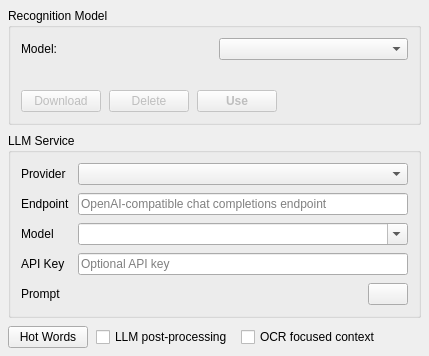
Old version of the form src/asr_setting_widget.ui in the repository xiaodaxia-2008/TalkInput.
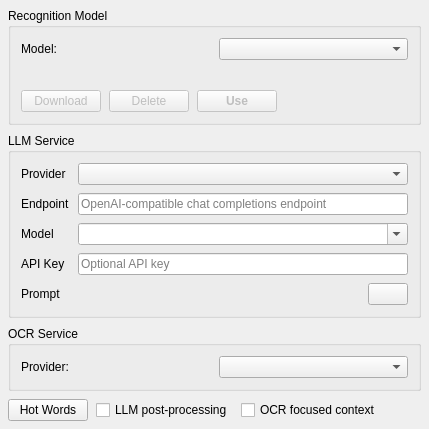
New version of the form.

Commit message: LLM settings to preset-based storage; add OCR provider section

Diff of the .ui file:
```diff
--- a/src/asr_setting_widget.ui
+++ b/src/asr_setting_widget.ui
@@ -248,9 +248,43 @@
       </item>
      </layout>
     </widget>
-   </item>
-   <item>
-    <layout class="QHBoxLayout" name="bottomRow">
+    </item>
+    <item>
+     <widget class="QGroupBox" name="ocrGroup">
+      <property name="title">
+       <string>OCR Service</string>
+      </property>
+      <layout class="QHBoxLayout" name="ocrLayout">
+       <property name="leftMargin">
+        <number>10</number>
+       </property>
+       <property name="topMargin">
+        <number>10</number>
+       </property>
+       <property name="rightMargin">
+        <number>10</number>
+       </property>
+       <property name="bottomMargin">
+        <number>10</number>
+       </property>
+       <property name="spacing">
+        <number>8</number>
+       </property>
+       <item>
+        <widget class="QLabel" name="ocrLabel">
+         <property name="text">
+          <string>Provider:</string>
+         </property>
+        </widget>
+       </item>
+       <item>
+        <widget class="QComboBox" name="ocrCombo"/>
+       </item>
+      </layout>
+     </widget>
+    </item>
+    <item>
+     <layout class="QHBoxLayout" name="bottomRow">
       <item>
        <widget class="QPushButton" name="hotwordsButton">
        <property name="toolTip">
```
The commit also changes 1 other file.
